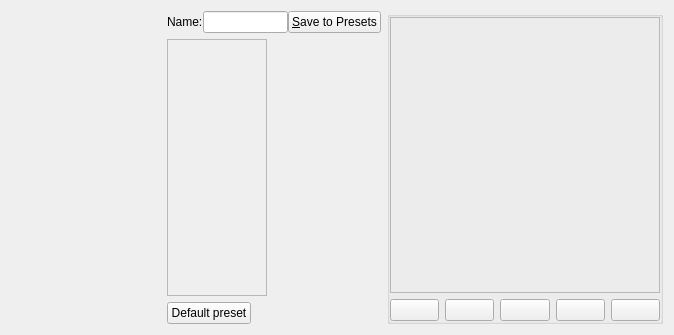
Old version of the form krita/ui/forms/wdgpaintopsettings.ui in the repository KDE/krita.
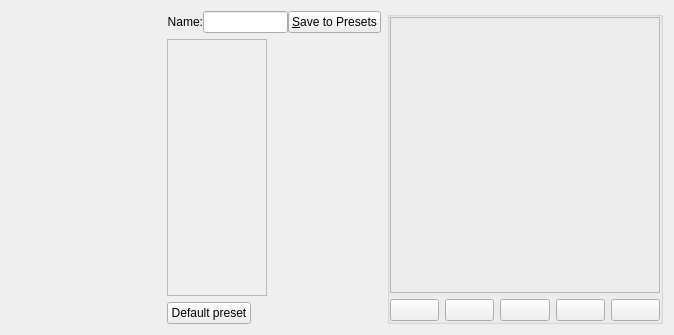
New version of the form. Custom widgets are drawn as their Qt base class.

Commit message:
Fix the alignment of labels in dialogs
Patch by Juan Palacios

Patch:
```diff
--- a/krita/ui/forms/wdgpaintopsettings.ui
+++ b/krita/ui/forms/wdgpaintopsettings.ui
@@ -10,7 +10,7 @@
     <height>335</height>
    </rect>
   </property>
-  <layout class="QGridLayout" name="gridLayout" columnstretch="0,0,0,0">
+  <layout class="QGridLayout" name="gridLayout" columnstretch="0,0,0">
    <item row="0" column="0" rowspan="3">
     <widget class="KisPaintOpListWidget" name="paintopList" native="true">
      <property name="sizePolicy">
@@ -92,6 +92,9 @@
          <property name="text">
           <string>Name:</string>
          </property>
+         <property name="alignment">
+          <set>Qt::AlignRight|Qt::AlignTrailing|Qt::AlignVCenter</set>
+         </property>
         </widget>
        </item>
        <item>
```
Left out of the diff: 13 changed lines with no effect on the pictures. The commit also changes 71 other files.
